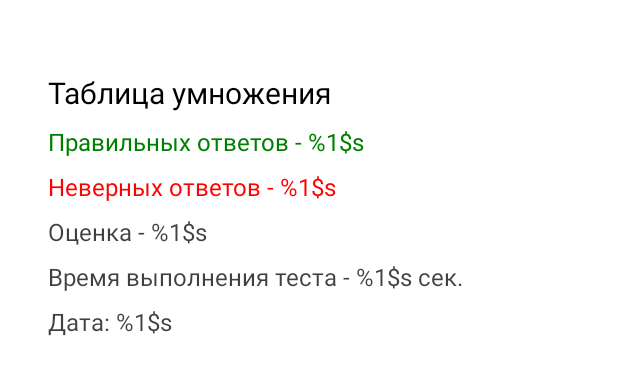
After one commit to profitsw2000/YoungMath, an Android app: the layout fragment_multiplication_history_details.xml on its own in the app's theme, with its tools: preview values and no code run, on a phone screen of 412 x 824 dp. The commit adds this screen. Shown: the top 375 px of the screen. Run offline under Robolectric (Android 15) with nearby library versions, the phone set to English and light mode, and no system bars.

Commit message:
Создан фрагмент для отображения подробной информации о результатах теста таблицы умножения.

```diff
--- a/core/src/main/res/values/dimens.xml
+++ b/core/src/main/res/values/dimens.xml
@@ -8,6 +8,7 @@
     <dimen name="math_category_item_card_stroke_width">3dp</dimen>
     <dimen name="fragment_standard_side_padding">32dp</dimen>
     <dimen name="test_screen_title_size">28sp</dimen>
+    <dimen name="small_test_screen_title_size">20sp</dimen>
     <dimen name="result_sub_title_text_size">22sp</dimen>
     <dimen name="result_small_sub_title_text_size">16sp</dimen>
     <dimen name="result_extra_small_sub_title_text_size">14sp</dimen>
--- a/core/src/main/res/values/style.xml
+++ b/core/src/main/res/values/style.xml
@@ -4,6 +4,11 @@
     <!-- Text styles. -->
     <style name="screen_title_text_style">
         <item name="android:textSize">@dimen/test_screen_title_size</item>
+        <item name="android:gravity">center</item>
+    </style>
+
+    <style name="small_screen_title_text_style">
+        <item name="android:textSize">@dimen/small_test_screen_title_size</item>
         <item name="android:gravity">center</item>
     </style>
 
@@ -15,6 +20,22 @@
     <style name="screen_small_sub_title_text_style">
         <item name="android:textSize">@dimen/result_small_sub_title_text_size</item>
         <item name="android:alpha">0.75</item>
+    </style>
+
+    <style name="screen_small_sub_title_text_style_green">
+        <item name="android:textSize">@dimen/result_small_sub_title_text_size</item>
+        <item name="android:textColor">@color/green</item>
+    </style>
+
+    <style name="screen_small_sub_title_text_style_red">
+        <item name="android:textSize">@dimen/result_small_sub_title_text_size</item>
+        <item name="android:textColor">@color/red</item>
+    </style>
+
+    <style name="screen_small_sub_title_text_style_red_bold">
+        <item name="android:textSize">@dimen/result_small_sub_title_text_size</item>
+        <item name="android:textColor">@color/red</item>
+        <item name="android:textStyle">bold</item>
     </style>
 
     <style name="screen_extra_small_sub_title_text_style">
--- /dev/null
+++ b/multiplication/src/main/java/ru/profitsw2000/multiplication/presentation/view/MultiplicationHistoryDetailsFragment.kt
@@ -0,0 +1,20 @@
+package ru.profitsw2000.multiplication.presentation.view
+
+import android.os.Bundle
+import androidx.fragment.app.Fragment
+import android.view.LayoutInflater
+import android.view.View
+import android.view.ViewGroup
+import ru.profitsw2000.multiplication.R
+
+
+class MultiplicationHistoryDetailsFragment : Fragment() {
+
+    override fun onCreateView(
+        inflater: LayoutInflater, container: ViewGroup?,
+        savedInstanceState: Bundle?
+    ): View? {
+        // Inflate the layout for this fragment
+        return inflater.inflate(R.layout.fragment_multiplication_history_details, container, false)
+    }
+}
--- /dev/null
+++ b/multiplication/src/main/res/layout/fragment_multiplication_history_details.xml
@@ -0,0 +1,100 @@
+<?xml version="1.0" encoding="utf-8"?>
+<androidx.core.widget.NestedScrollView
+    xmlns:android="http://schemas.android.com/apk/res/android"
+    xmlns:tools="http://schemas.android.com/tools"
+    xmlns:app="http://schemas.android.com/apk/res-auto"
+    android:id="@+id/multiplication_history_details_fragment_root_layout"
+    android:layout_width="match_parent"
+    android:layout_height="match_parent"
+    tools:context=".presentation.view.MultiplicationHistoryDetailsFragment">
+
+    <androidx.constraintlayout.widget.ConstraintLayout
+        android:id="@+id/details_main_constraint_layout"
+        android:layout_width="match_parent"
+        android:layout_height="match_parent"
+        android:padding="@dimen/fragment_standard_border_margin">
+
+        <ProgressBar
+            android:id="@+id/progress_bar"
+            android:layout_width="wrap_content"
+            android:layout_height="wrap_content"
+            app:layout_constraintTop_toTopOf="parent"
+            app:layout_constraintLeft_toLeftOf="parent"
+            app:layout_constraintRight_toRightOf="parent"
+            app:layout_constraintBottom_toBottomOf="parent"
+            android:visibility="gone"/>
+
+        <TextView
+            android:id="@+id/test_result_text_view"
+            style="@style/small_screen_title_text_style"
+            android:layout_width="wrap_content"
+            android:layout_height="wrap_content"
+            android:text="@string/multiplication_table_category_title"
+            app:layout_constraintStart_toStartOf="parent"
+            app:layout_constraintTop_toTopOf="parent"
+            android:layout_marginTop="@dimen/standard_space_between_views"/>
+
+        <TextView
+            android:id="@+id/right_answers_number_text_view"
+            style="@style/screen_small_sub_title_text_style_green"
+            android:layout_width="wrap_content"
+            android:layout_height="wrap_content"
+            tools:text="@string/right_answers_number_text"
+            app:layout_constraintStart_toStartOf="parent"
+            app:layout_constraintTop_toBottomOf="@+id/test_result_text_view"
+            android:layout_marginTop="@dimen/small_space_between_views"/>
+
+        <TextView
+            android:id="@+id/wrong_answers_number_text_view"
+            style="@style/screen_small_sub_title_text_style_red"
+            android:layout_width="wrap_content"
+            android:layout_height="wrap_content"
+            tools:text="@string/wrong_answers_number_text"
+            app:layout_constraintStart_toStartOf="parent"
+            app:layout_constraintTop_toBottomOf="@+id/right_answers_number_text_view"
+            android:layout_marginTop="@dimen/small_space_between_views"/>
+
+        <TextView
+            android:id="@+id/result_assessment_text_view"
+            style="@style/screen_small_sub_title_text_style"
+            android:layout_width="wrap_content"
+            android:layout_height="wrap_content"
+            android:text="@string/test_assessment_text"
+            app:layout_constraintStart_toStartOf="parent"
+            app:layout_constraintTop_toBottomOf="@+id/wrong_answers_number_text_view"
+            android:layout_marginTop="@dimen/small_space_between_views"/>
+
+        <TextView
+            android:id="@+id/total_test_time_text_view"
+            style="@style/screen_small_sub_title_text_style"
+            android:layout_width="wrap_content"
+            android:layout_height="wrap_content"
+            tools:text="@string/total_test_time_text"
+            app:layout_constraintStart_toStartOf="parent"
+            app:layout_constraintTop_toBottomOf="@+id/result_assessment_text_view"
+            android:layout_marginTop="@dimen/small_space_between_views"/>
+
+        <TextView
+            android:id="@+id/test_date_text_view"
+            style="@style/screen_small_sub_title_text_style"
+            android:layout_width="wrap_content"
+            android:layout_height="wrap_content"
+            tools:text="@string/test_execution_date_text"
+            app:layout_constraintStart_toStartOf="parent"
+            app:layout_constraintTop_toBottomOf="@+id/total_test_time_text_view"
+            android:layout_marginTop="@dimen/small_space_between_views"/>
+
+        <TextView
+            android:id="@+id/test_was_skipped_text_view"
+            style="@style/screen_small_sub_title_text_style_red_bold"
+            android:layout_width="wrap_content"
+            android:layout_height="wrap_content"
+            tools:text="Прерван"
+            app:layout_constraintStart_toStartOf="parent"
+            app:layout_constraintTop_toBottomOf="@+id/test_date_text_view"
+            android:layout_marginTop="@dimen/small_space_between_views"
+            android:visibility="gone"/>
+
+    </androidx.constraintlayout.widget.ConstraintLayout>
+
+</androidx.core.widget.NestedScrollView>
--- a/multiplication/src/main/res/values/strings.xml
+++ b/multiplication/src/main/res/values/strings.xml
@@ -10,4 +10,5 @@
     <string name="back_button_text">НАЗАД</string>
     <string name="skip_test_button_text">СТОП</string>
     <string name="test_id_number_text">#%1$s</string>
+    <string name="test_execution_date_text">Дата: %1$s</string>
 </resources>
```
